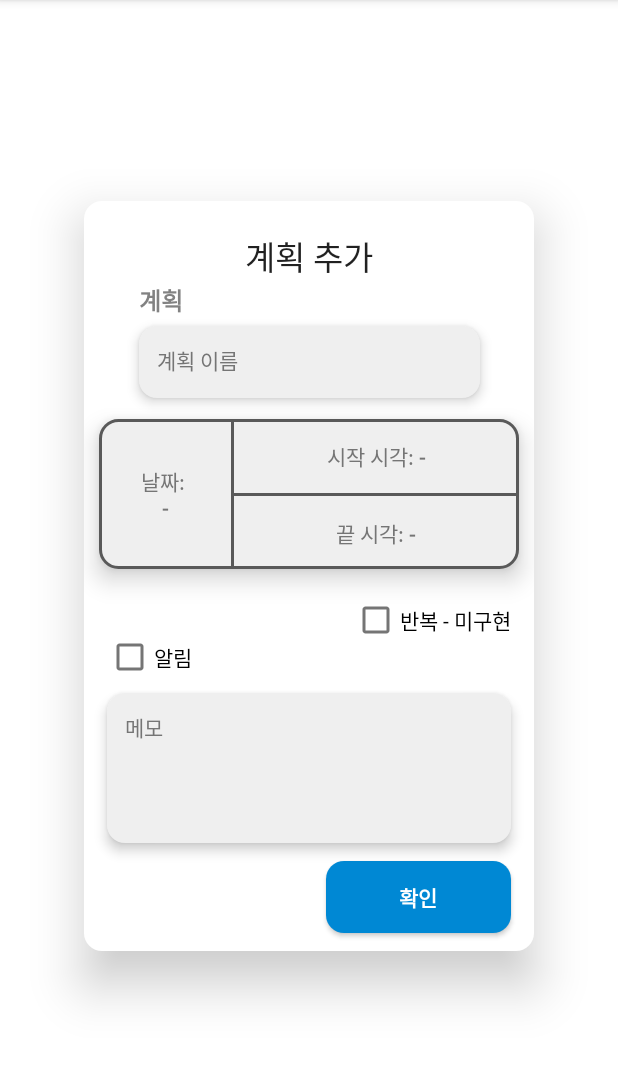
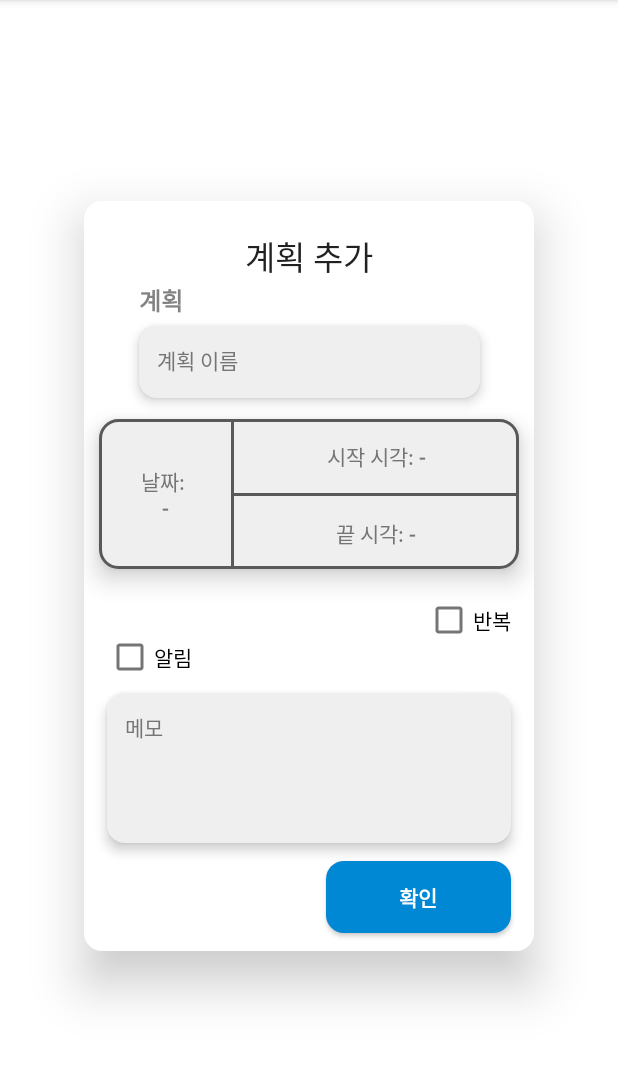
Before and after one commit to DDoingEOS/ddoing, an Android app: the PlanAdd screen opened directly, with no data from a screen before it, on a phone screen of 412 x 824 dp, the part 84-1152 px from its top. Run offline under Robolectric (Android 15) with nearby library versions, the light colour scheme and no system bars.

Commit message:
planAdd2

```diff
--- a/app-main/app/src/main/res/layout/activity_plan_add.xml
+++ b/app-main/app/src/main/res/layout/activity_plan_add.xml
@@ -106,7 +106,7 @@
             android:layout_height="wrap_content"
             android:layout_marginTop="10dp"
             android:layout_marginEnd="5dp"
-            android:text="반복 - 미구현"
+            android:text="반복"
             app:layout_constraintEnd_toEndOf="@+id/linearLayoutCompat"
             app:layout_constraintHorizontal_bias="1.0"
             app:layout_constraintStart_toStartOf="@+id/linearLayoutCompat"
```
